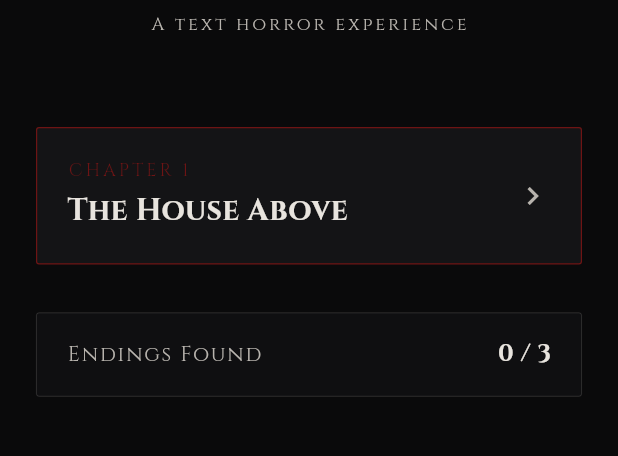
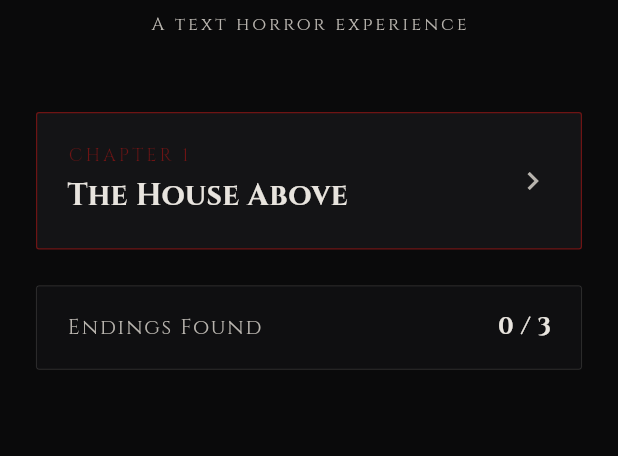
Before and after one commit to sisodiyaashraf/devil_I, a Flutter app: the HomeScreen screen opened directly, on a phone screen of 412 x 824 dp, the part 164-620 px from its top. Run offline on Flutter 3.47's test engine with Material 3 defaults, Android fonts, the phone set to English and light mode, and no system bars; our stand-ins replace audioplayers, google_fonts, shared_preferences; accounts and stored records are empty.

Commit message:
implement home screen and reusable chapter card widget

```diff
--- a/lib/presentation/screens/home_screen.dart
+++ b/lib/presentation/screens/home_screen.dart
@@ -6,6 +6,7 @@
 import '../../core/glitch_utils.dart';
 import '../../core/theme.dart';
 import '../providers/story_provider.dart';
+import '../widgets/chapter_card.dart';
 import '../widgets/start_option_button.dart';
 import 'endings_list_screen.dart';
 import 'story_screen.dart';
@@ -29,16 +30,6 @@
   void initState() {
     super.initState();
     _loadState();
-    _startAmbientPulse();
-  }
-
-  @override
-  void dispose() {
-    _flickerTimer?.cancel();
-    super.dispose();
-  }
-
-  void _startAmbientPulse() {
     _flickerTimer = Timer.periodic(const Duration(seconds: 4), (_) {
       if (!mounted) return;
       setState(() => _titleOpacity = 0.65 + math.Random().nextDouble() * 0.2);
@@ -48,12 +39,17 @@
     });
   }
 
+  @override
+  void dispose() {
+    _flickerTimer?.cancel();
+    super.dispose();
+  }
+
   Future<void> _loadState() async {
     final provider = context.read<StoryProvider>();
     final hasSave = await provider.hasSavedProgress();
     final unlocked = await provider.getUnlockedEndings();
     final definitions = await provider.loadEndingDefinitions();
-
     if (mounted) {
       setState(() {
         _hasSave = hasSave;
@@ -64,27 +60,8 @@
     }
   }
 
-  void _onChapterTap() {
-    final provider = context.read<StoryProvider>();
-    if (_hasSave) {
-      _showContinueDialog(provider);
-    } else {
-      _startNewGame(provider);
-    }
-  }
-
-  Future<void> _startNewGame(StoryProvider provider) async {
-    await provider.loadStory();
-    if (mounted) {
-      Navigator.push(
-        context,
-        MaterialPageRoute(builder: (_) => const StoryScreen()),
-      ).then((_) => _loadState());
-    }
-  }
-
-  Future<void> _continueGame(StoryProvider provider) async {
-    await provider.continueFromSave();
+  Future<void> _launchStory(StoryProvider provider, Future<void> Function() action) async {
+    await action();
     if (mounted) {
       Navigator.push(
         context,
@@ -100,8 +77,7 @@
       shape: const RoundedRectangleBorder(
         borderRadius: BorderRadius.vertical(top: Radius.circular(4.0)),
       ),
-      builder: (ctx) {
-        return Padding(
+      builder: (ctx) => Padding(
         padding: const EdgeInsets.all(24.0),
         child: Column(
           mainAxisSize: MainAxisSize.min,
@@ -111,7 +87,7 @@
               subtitle: 'Something remembers where you left off',
               onTap: () {
                 Navigator.pop(ctx);
-                  _continueGame(provider);
+                _launchStory(provider, () => provider.continueFromSave());
               },
             ),
             const SizedBox(height: 16.0),
@@ -121,13 +97,12 @@
               onTap: () {
                 Navigator.pop(ctx);
                 provider.reset();
-                  _startNewGame(provider);
+                _launchStory(provider, () => provider.loadStory());
               },
             ),
           ],
         ),
-        );
-      },
+      ),
     );
   }
 
@@ -137,13 +112,12 @@
       return const Scaffold(
         backgroundColor: AppColors.background,
         body: Center(
-          child: CircularProgressIndicator(
-            color: AppColors.bloodRed,
-            strokeWidth: 2.0,
-          ),
+          child: CircularProgressIndicator(color: AppColors.bloodRed, strokeWidth: 2.0),
         ),
       );
     }
+
+    final provider = context.read<StoryProvider>();
 
     return Scaffold(
       backgroundColor: AppColors.background,
@@ -175,62 +149,29 @@
                   letterSpacing: 2.0,
                 ),
               ),
-              const SizedBox(height: 60.0),
+              const SizedBox(height: 50.0),
               Expanded(
                 child: ListView(
                   physics: const BouncingScrollPhysics(),
                   children: [
-                    _buildChapterTile(),
-                    const SizedBox(height: 32.0),
+                    ChapterCard(
+                      chapterNumber: 'CHAPTER 1',
+                      title: 'The House Above',
+                      onTap: () {
+                        if (_hasSave) {
+                          _showContinueDialog(provider);
+                        } else {
+                          _launchStory(provider, () => provider.loadStory());
+                        }
+                      },
+                    ),
+                    const SizedBox(height: 24.0),
                     _buildEndingsCounterTile(),
                   ],
                 ),
               ),
             ],
           ),
-        ),
-      ),
-    );
-  }
-
-  Widget _buildChapterTile() {
-    return GestureDetector(
-      onTap: _onChapterTap,
-      child: Container(
-        padding: const EdgeInsets.all(20.0),
-        decoration: BoxDecoration(
-          color: AppColors.surface,
-          border: Border.all(color: AppColors.bloodRed, width: 0.8),
-          borderRadius: BorderRadius.circular(2.0),
-        ),
-        child: Row(
-          children: [
-            Expanded(
-              child: Column(
-                crossAxisAlignment: CrossAxisAlignment.start,
-                children: [
-                  Text(
-                    'CHAPTER 1',
-                    style: GoogleFonts.cinzel(
-                      fontSize: 12.0,
-                      color: AppColors.bloodRed,
-                      letterSpacing: 2.0,
-                    ),
-                  ),
-                  const SizedBox(height: 4.0),
-                  Text(
-                    'The House Above',
-                    style: GoogleFonts.cinzel(
-                      fontSize: 20.0,
-                      fontWeight: FontWeight.bold,
-                      color: AppColors.whisperWhite,
-                    ),
-                  ),
-                ],
-              ),
-            ),
-            const Icon(Icons.chevron_right, color: AppColors.fadedText),
-          ],
         ),
       ),
     );
@@ -256,19 +197,11 @@
           children: [
             Text(
               'Endings Found',
-              style: GoogleFonts.cinzel(
-                fontSize: 14.0,
-                color: AppColors.fadedText,
-                letterSpacing: 1.2,
-              ),
+              style: GoogleFonts.cinzel(fontSize: 14.0, color: AppColors.fadedText, letterSpacing: 1.2),
             ),
             Text(
               '$_unlockedEndings / $_totalEndings',
-              style: GoogleFonts.cinzel(
-                fontSize: 16.0,
-                fontWeight: FontWeight.bold,
-                color: AppColors.whisperWhite,
-              ),
+              style: GoogleFonts.cinzel(fontSize: 16.0, fontWeight: FontWeight.bold, color: AppColors.whisperWhite),
             ),
           ],
         ),
--- /dev/null
+++ b/lib/presentation/widgets/chapter_card.dart
@@ -0,0 +1,60 @@
+import 'package:flutter/material.dart';
+import 'package:google_fonts/google_fonts.dart';
+import '../../core/theme.dart';
+
+class ChapterCard extends StatelessWidget {
+  final String chapterNumber;
+  final String title;
+  final VoidCallback onTap;
+
+  const ChapterCard({
+    super.key,
+    required this.chapterNumber,
+    required this.title,
+    required this.onTap,
+  });
+
+  @override
+  Widget build(BuildContext context) {
+    return GestureDetector(
+      onTap: onTap,
+      child: Container(
+        padding: const EdgeInsets.all(20.0),
+        decoration: BoxDecoration(
+          color: AppColors.surface,
+          border: Border.all(color: AppColors.bloodRed, width: 0.8),
+          borderRadius: BorderRadius.circular(2.0),
+        ),
+        child: Row(
+          children: [
+            Expanded(
+              child: Column(
+                crossAxisAlignment: CrossAxisAlignment.start,
+                children: [
+                  Text(
+                    chapterNumber,
+                    style: GoogleFonts.cinzel(
+                      fontSize: 12.0,
+                      color: AppColors.bloodRed,
+                      letterSpacing: 2.0,
+                    ),
+                  ),
+                  const SizedBox(height: 4.0),
+                  Text(
+                    title,
+                    style: GoogleFonts.cinzel(
+                      fontSize: 20.0,
+                      fontWeight: FontWeight.bold,
+                      color: AppColors.whisperWhite,
+                    ),
+                  ),
+                ],
+              ),
+            ),
+            const Icon(Icons.chevron_right, color: AppColors.fadedText),
+          ],
+        ),
+      ),
+    );
+  }
+}
```
Lines whose indentation alone changed are shown as unchanged.
